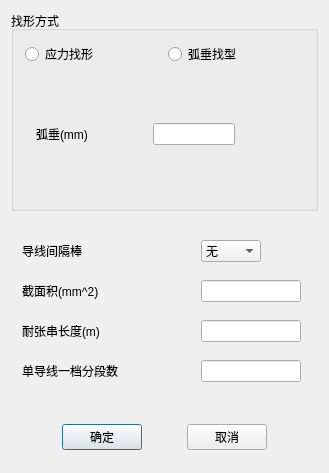
First picture: the form in TW/Senior.ui, repository Shixuku/Tower-Visual, before the edit.
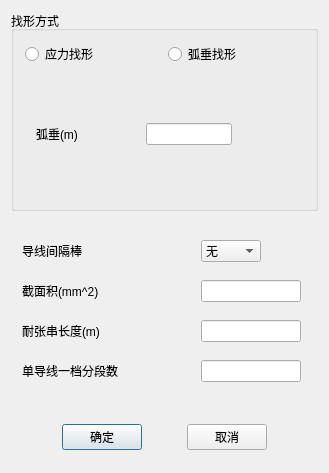
Second picture: the form after the edit. The open tabs and pages were chosen to show the change.

What changed in the file:
```diff
--- a/TW/Senior.ui
+++ b/TW/Senior.ui
@@ -36,7 +36,7 @@
       <item row="0" column="1">
        <widget class="QRadioButton" name="rad_sag">
         <property name="text">
-         <string>弧垂找型</string>
+         <string>弧垂找形</string>
         </property>
        </widget>
       </item>
@@ -120,7 +120,7 @@
           <item row="0" column="0">
            <widget class="QLabel" name="label_4">
             <property name="text">
-             <string>弧垂(mm)</string>
+             <string>弧垂(m)</string>
             </property>
            </widget>
           </item>
```
